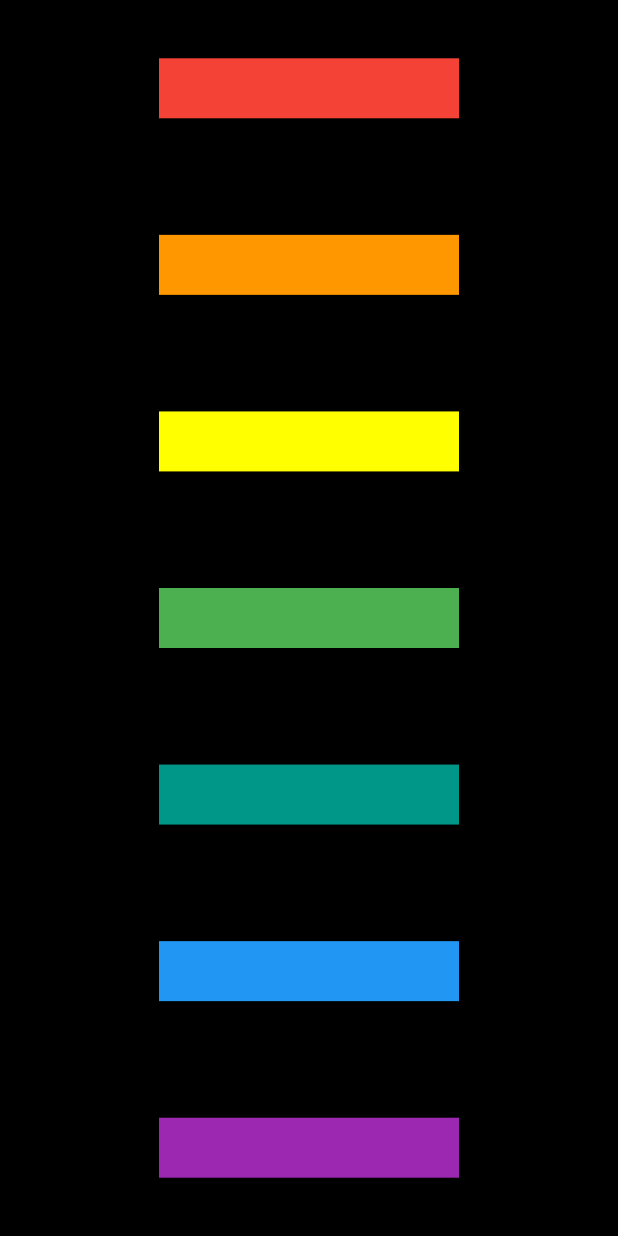
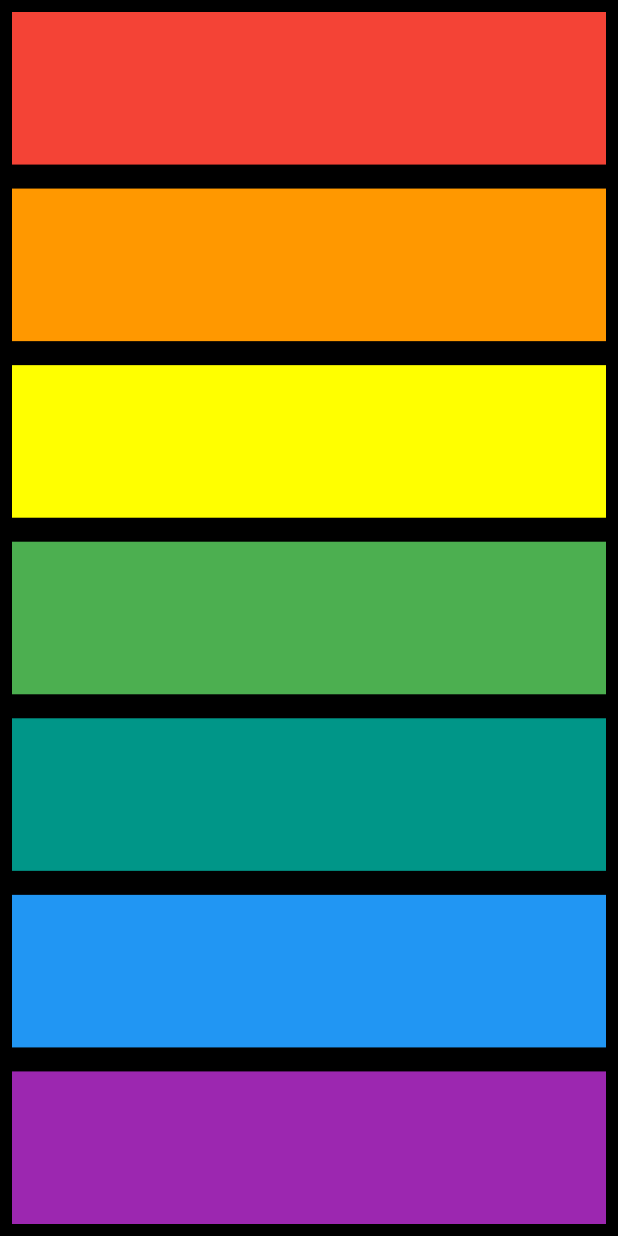
Before and after one commit to jeremyessien/music_axylophone_app, a Flutter app: the screen it shows after launch, on a phone screen of 412 x 824 dp. Run offline on Flutter 3.47's test engine with Material 2 defaults, Android fonts, the phone set to English and light mode, and no system bars; our stand-ins replace audioplayers.

Commit message:
Update main.dart

```diff
--- a/lib/main.dart
+++ b/lib/main.dart
@@ -17,8 +17,6 @@ class XylophoneApp extends StatelessWidget {
         },
         child: Container(
           color: color,
-          height: 40.0,
-          width: 200.0,
         ),
       ),
     );
```
